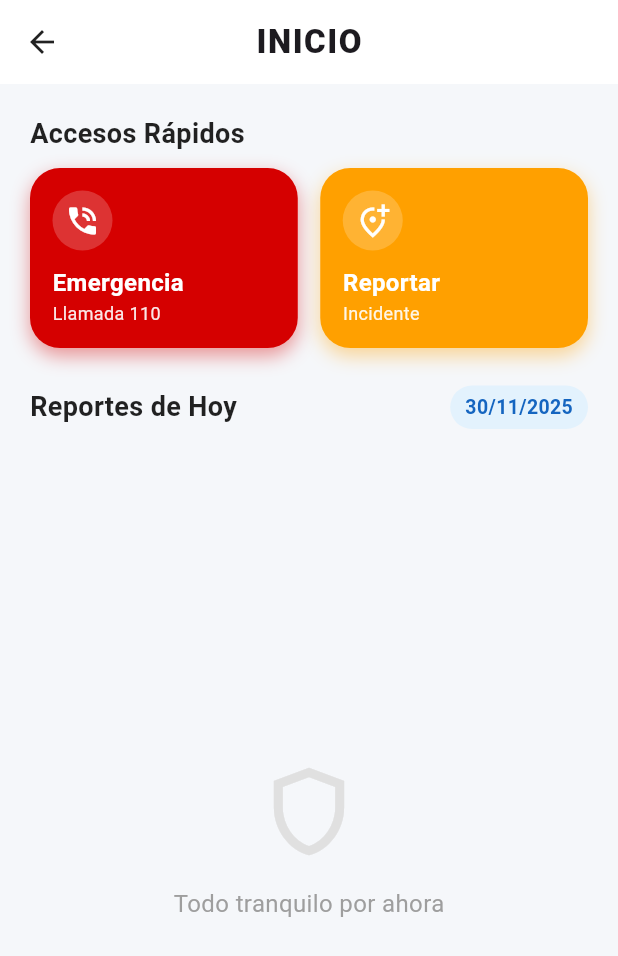
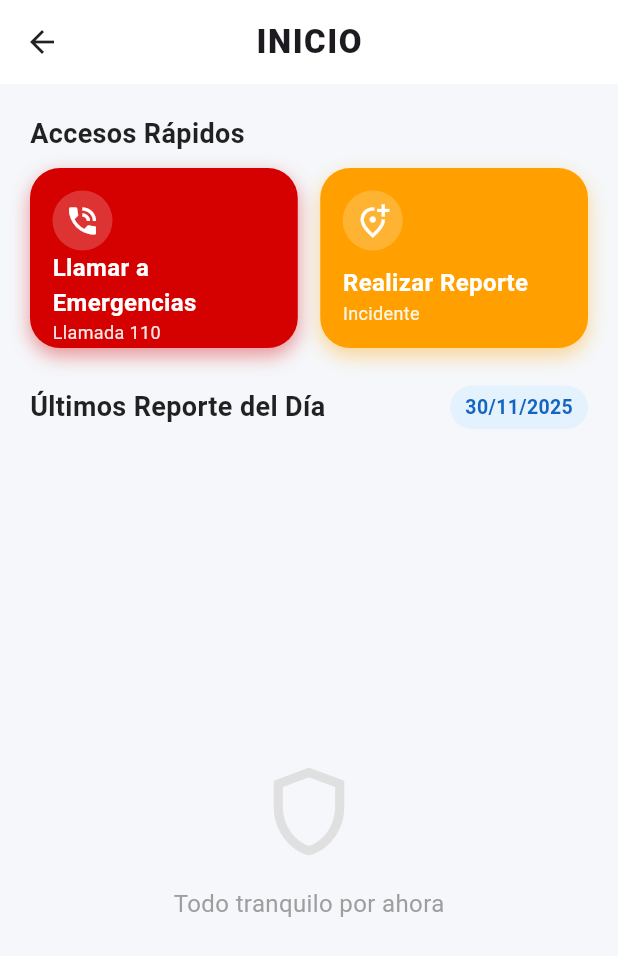
Before and after one commit to dorkzos/grupo10_proyectoFlutter_avanzado, a Flutter app: the Inicio screen opened directly, on a phone screen of 412 x 824 dp. Shown: the top 956 px of the screen. Run offline on Flutter 3.47's test engine with Material 3 defaults, Android fonts, the phone set to English and light mode, and no system bars; our stand-ins replace image_picker, shared_preferences; accounts and stored records are empty.

Commit message:
pantalla de inicio

```diff
--- a/lib/pantallas/inicio.dart
+++ b/lib/pantallas/inicio.dart
@@ -1,4 +1,4 @@
-import 'dart:io'; // <--- IMPORTANTE PARA LEER LAS FOTOS DEL CELULAR
+import 'dart:io';
 import 'package:flutter/material.dart';
 import 'package:proyectofinal_grupo10_avansado/pantallas/reportar.dart';
 import 'package:url_launcher/url_launcher.dart';
@@ -95,13 +95,11 @@ class _InicioState extends State<Inicio> {
                             borderRadius: BorderRadius.circular(15),
                             border: Border.all(color: Colors.grey.shade300),
                             image: DecorationImage(
-                              // LÓGICA: Si es local usamos FileImage, si no AssetImage
                               image: reporte['es_local'] == 'si' && reporte['evidencia'] != ''
                                   ? FileImage(File(reporte['evidencia']!)) as ImageProvider
                                   : AssetImage('assets/images/${reporte['evidencia'] ?? 'placeholder.png'}'),
                               fit: BoxFit.cover,
                               onError: (exception, stackTrace) {
-                                // Evita crash si la imagen no existe
                               },
                             )
                           ),
@@ -197,7 +195,7 @@ class _InicioState extends State<Inicio> {
               children: [
                 Expanded(
                   child: _botonAccionSolido(
-                    titulo: "Emergencia",
+                    titulo: "Llamar a Emergencias",
                     subtitulo: "Llamada 110",
                     icono: Icons.phone_in_talk,
                     colorFondo: Colors.redAccent.shade700,
@@ -209,7 +207,7 @@ class _InicioState extends State<Inicio> {
 
                 Expanded(
                   child: _botonAccionSolido(
-                    titulo: "Reportar",
+                    titulo: "Realizar Reporte",
                     subtitulo: "Incidente",
                     icono: Icons.add_location_alt_outlined,
                     colorFondo: Colors.amber.shade700,
@@ -218,7 +216,6 @@ class _InicioState extends State<Inicio> {
                         context,
                         MaterialPageRoute(builder: (context) => HacerReporte()),
                       ).then((_) {
-                        // ESTO ES CLAVE: Al volver, actualizamos el estado para ver el nuevo reporte
                         setState(() {});
                       });
                     }
@@ -236,7 +233,7 @@ class _InicioState extends State<Inicio> {
               mainAxisAlignment: MainAxisAlignment.spaceBetween,
               children: [
                 const Text(
-                  'Reportes de Hoy',
+                  'Últimos Reporte del Día',
                   style: TextStyle(fontSize: 18, fontWeight: FontWeight.bold, color: Colors.black87),
                 ),
                 Container(
```
